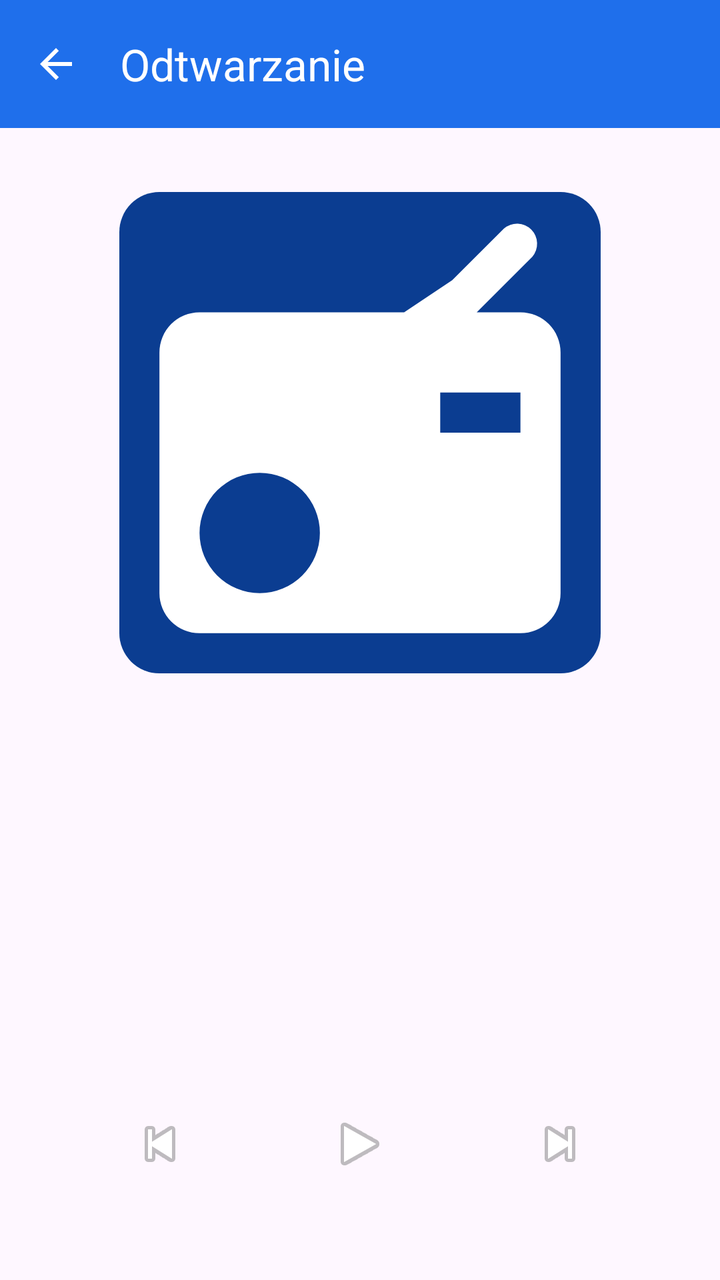
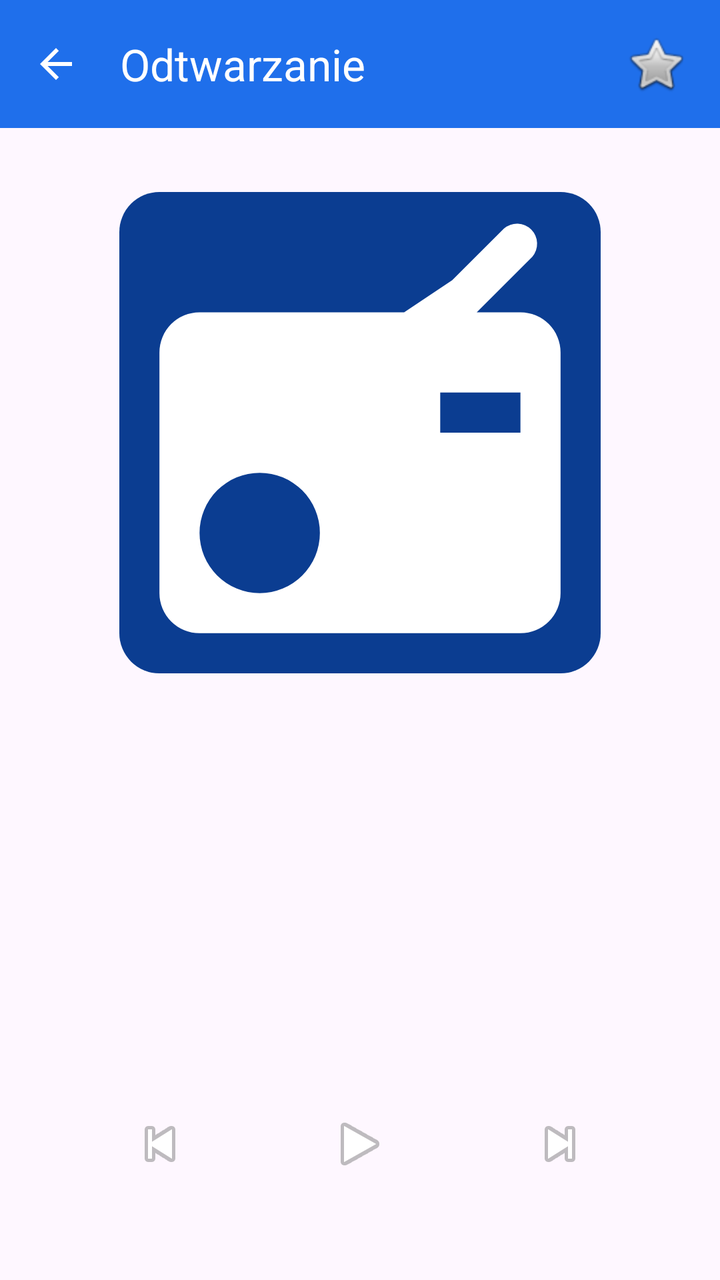

Compare the two renders of this Android layout. The source of the first and the diff that turns it into the second are given below.
<!-- AndroidManifest.xml: application theme Theme.TwinsenRadio -->
<!-- res/layout/activity_now_playing.xml -->
<?xml version="1.0" encoding="utf-8"?>
<LinearLayout xmlns:android="http://schemas.android.com/apk/res/android"
    xmlns:app="http://schemas.android.com/apk/res-auto"
    android:layout_width="match_parent"
    android:layout_height="match_parent"
    android:orientation="vertical">

    <com.google.android.material.appbar.MaterialToolbar
        android:id="@+id/toolbar"
        android:layout_width="match_parent"
        android:layout_height="?attr/actionBarSize"
        android:background="?attr/colorPrimary"
        app:navigationIcon="@drawable/ic_arrow_back"
        app:title="@string/now_playing_title"
        app:titleTextColor="@color/on_brand" />

    <ImageView
        android:id="@+id/art"
        android:layout_width="match_parent"
        android:layout_height="0dp"
        android:layout_marginHorizontal="32dp"
        android:layout_marginTop="32dp"
        android:layout_weight="1"
        android:adjustViewBounds="true"
        android:contentDescription="@null"
        android:scaleType="fitCenter"
        android:src="@drawable/logo_placeholder" />

    <TextView
        android:id="@+id/stationName"
        android:layout_width="match_parent"
        android:layout_height="wrap_content"
        android:layout_marginHorizontal="24dp"
        android:layout_marginTop="24dp"
        android:ellipsize="end"
        android:gravity="center"
        android:maxLines="1"
        android:textAppearance="?attr/textAppearanceHeadlineMedium"
        android:textStyle="bold" />

    <TextView
        android:id="@+id/songTitle"
        android:layout_width="match_parent"
        android:layout_height="wrap_content"
        android:layout_marginHorizontal="24dp"
        android:layout_marginTop="12dp"
        android:gravity="center"
        android:maxLines="2"
        android:textAppearance="?attr/textAppearanceHeadlineSmall" />

    <TextView
        android:id="@+id/songArtist"
        android:layout_width="match_parent"
        android:layout_height="wrap_content"
        android:layout_marginHorizontal="24dp"
        android:layout_marginTop="4dp"
        android:gravity="center"
        android:maxLines="1"
        android:textAppearance="?attr/textAppearanceTitleLarge" />

    <TextView
        android:id="@+id/status"
        android:layout_width="match_parent"
        android:layout_height="wrap_content"
        android:layout_marginTop="12dp"
        android:gravity="center"
        android:textAppearance="?attr/textAppearanceLabelMedium" />

    <LinearLayout
        android:id="@+id/diagnosticBanner"
        android:layout_width="match_parent"
        android:layout_height="wrap_content"
        android:layout_marginHorizontal="24dp"
        android:layout_marginTop="10dp"
        android:orientation="vertical"
        android:visibility="gone">

        <TextView
            android:layout_width="match_parent"
            android:layout_height="wrap_content"
            android:gravity="center"
            android:letterSpacing="0.08"
            android:text="@string/diagnostic_banner_line1"
            android:textAppearance="?attr/textAppearanceLabelLarge"
            android:textColor="@color/diagnostic"
            android:textStyle="bold" />

        <TextView
            android:layout_width="match_parent"
            android:layout_height="wrap_content"
            android:gravity="center"
            android:text="@string/diagnostic_banner_line2"
            android:textAppearance="?attr/textAppearanceBodySmall"
            android:textColor="@color/diagnostic" />
    </LinearLayout>

    <LinearLayout
        android:layout_width="match_parent"
        android:layout_height="wrap_content"
        android:layout_marginVertical="24dp"
        android:gravity="center"
        android:orientation="horizontal">

        <ImageButton
            android:id="@+id/prev"
            android:layout_width="64dp"
            android:layout_height="64dp"
            android:background="?attr/selectableItemBackgroundBorderless"
            android:contentDescription="@string/prev_station"
            android:src="@android:drawable/ic_media_previous" />

        <ImageButton
            android:id="@+id/playPause"
            android:layout_width="88dp"
            android:layout_height="88dp"
            android:layout_marginHorizontal="24dp"
            android:background="?attr/selectableItemBackgroundBorderless"
            android:contentDescription="@null"
            android:src="@android:drawable/ic_media_play" />

        <ImageButton
            android:id="@+id/next"
            android:layout_width="64dp"
            android:layout_height="64dp"
            android:background="?attr/selectableItemBackgroundBorderless"
            android:contentDescription="@string/next_station"
            android:src="@android:drawable/ic_media_next" />
    </LinearLayout>
</LinearLayout>
<!-- resources referenced by this layout -->
<resources>
  <color name="diagnostic">#FFE53935</color>
  <color name="on_brand">#FFFFFFFF</color>
  <!-- drawable ic_arrow_back (drawable) -->
  <vector xmlns:android="http://schemas.android.com/apk/res/android"
      android:width="24dp"
      android:height="24dp"
      android:viewportWidth="24"
      android:viewportHeight="24"
      android:tint="#FFFFFFFF">
      <path
          android:fillColor="#FFFFFFFF"
          android:pathData="M20,11H7.83l5.59,-5.59L12,4l-8,8 8,8 1.41,-1.41L7.83,13H20v-2z" />
  </vector>
  <!-- drawable logo_placeholder (drawable) -->
  <?xml version="1.0" encoding="utf-8"?>
  <layer-list xmlns:android="http://schemas.android.com/apk/res/android">
      <item>
          <shape android:shape="rectangle">
              <solid android:color="@color/brand_dark" />
              <corners android:radius="8dp" />
          </shape>
      </item>
      <item
          android:gravity="center"
          android:width="96dp"
          android:height="96dp"
          android:drawable="@drawable/ic_radio" />
  </layer-list>
  <string name="diagnostic_banner_line1">TRYB DIAGNOSTYCZNY</string>
  <string name="diagnostic_banner_line2">Dotyczy tylko Android Auto — tam pola metadanych są zastąpione etykietami. Tutaj widzisz prawdziwe dane.</string>
  <string name="next_station">Następna stacja</string>
  <string name="now_playing_title">Odtwarzanie</string>
  <string name="prev_station">Poprzednia stacja</string>
  <style name="Theme.TwinsenRadio" parent="Theme.Material3.DayNight.NoActionBar">
          <item name="colorPrimary">@color/brand</item>
          <item name="colorOnPrimary">@color/on_brand</item>
          <item name="android:statusBarColor" tools:targetApi="21">@color/brand_dark</item>
      </style>
  <color name="brand_dark">#FF0B3D91</color>
  <!-- drawable ic_radio (drawable) -->
  <vector xmlns:android="http://schemas.android.com/apk/res/android"
      android:width="24dp"
      android:height="24dp"
      android:viewportWidth="24"
      android:viewportHeight="24"
      android:tint="#FFFFFFFF">
      <path
          android:fillColor="#FFFFFFFF"
          android:pathData="M20,6h-2.18l2.77,-2.77a1,1 0,0 0,-1.41 -1.41L16.6,4.4 14.2,6H4a2,2 0,0 0,-2 2v12a2,2 0,0 0,2 2h16a2,2 0,0 0,2 -2V8A2,2 0,0 0,20 6zM7,20a3,3 0,1 1,3 -3A3,3 0,0 1,7 20zM20,12h-4v-2h4z" />
  </vector>
  <color name="brand">#FF1F6FEB</color>
</resources>

<!-- the commit's change to res/layout/activity_now_playing.xml (unified diff, before → after) -->
@@ -12,7 +12,18 @@
         android:background="?attr/colorPrimary"
         app:navigationIcon="@drawable/ic_arrow_back"
         app:title="@string/now_playing_title"
-        app:titleTextColor="@color/on_brand" />
+        app:titleTextColor="@color/on_brand">
+
+        <ImageButton
+            android:id="@+id/favourite"
+            android:layout_width="48dp"
+            android:layout_height="48dp"
+            android:layout_gravity="end"
+            android:layout_marginEnd="8dp"
+            android:background="?attr/selectableItemBackgroundBorderless"
+            android:contentDescription="@string/fav_add"
+            android:src="@android:drawable/btn_star_big_off" />
+    </com.google.android.material.appbar.MaterialToolbar>
 
     <ImageView
         android:id="@+id/art"
<!-- resource entries referenced after the edit -->
@@ -30,6 +30,7 @@
   </layer-list>
   <string name="diagnostic_banner_line1">TRYB DIAGNOSTYCZNY</string>
   <string name="diagnostic_banner_line2">Dotyczy tylko Android Auto — tam pola metadanych są zastąpione etykietami. Tutaj widzisz prawdziwe dane.</string>
+  <string name="fav_add">Dodaj do ulubionych</string>
   <string name="next_station">Następna stacja</string>
   <string name="now_playing_title">Odtwarzanie</string>
   <string name="prev_station">Poprzednia stacja</string>
